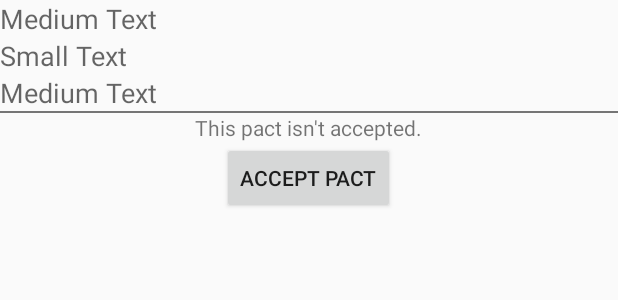
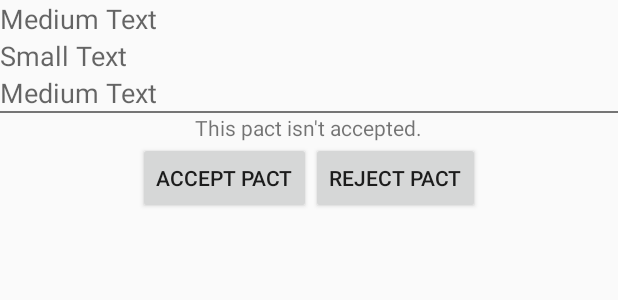
Before and after one commit to potray/Pacts, an Android app: the layout fragment_pact.xml on its own in the app's theme, with its tools: preview values and no code run, on a phone screen of 412 x 824 dp. Shown: the top 300 px of the screen. Run offline under Robolectric (Android 15) with nearby library versions, the phone set to English and light mode, and no system bars.

Commit message:
Added reject pact button.

```diff
--- a/app/src/main/res/layout/fragment_pact.xml
+++ b/app/src/main/res/layout/fragment_pact.xml
@@ -37,10 +37,10 @@
         <RelativeLayout
             android:layout_width="match_parent"
             android:layout_height="wrap_content"
+            android:id="@+id/pact_not_accepted_layout"
             android:layout_below="@+id/pact_date"
             android:layout_alignParentLeft="true"
-            android:layout_alignParentStart="true"
-            android:id="@+id/pact_not_accepted_layout">
+            android:layout_alignParentStart="true">
 
             <View
                 android:layout_width="fill_parent"
@@ -60,13 +60,28 @@
                 android:layout_below="@+id/separator"
                 android:layout_centerHorizontal="true" />
 
-            <Button
-                android:layout_width="wrap_content"
+            <LinearLayout
+                android:orientation="horizontal"
+                android:layout_width="match_parent"
                 android:layout_height="wrap_content"
-                android:text="@string/action_accept_pact"
-                android:id="@+id/accept_pact_button"
                 android:layout_below="@+id/unaccepted_pact_text"
-                android:layout_centerHorizontal="true" />
+                android:layout_alignParentLeft="true"
+                android:layout_alignParentStart="true"
+                android:gravity="center_horizontal">
+
+                <Button
+                    android:layout_width="wrap_content"
+                    android:layout_height="wrap_content"
+                    android:text="@string/action_accept_pact"
+                    android:id="@+id/accept_pact_button"/>
+
+                <Button
+                    android:layout_width="wrap_content"
+                    android:layout_height="wrap_content"
+                    android:text="@string/action_reject_pact"
+                    android:id="@+id/reject_pact_button" />
+            </LinearLayout>
+
         </RelativeLayout>
 
     </RelativeLayout>
--- a/app/src/main/res/values/strings.xml
+++ b/app/src/main/res/values/strings.xml
@@ -72,6 +72,7 @@
     <string name="pact_info_fulfill_date">Fulfilled on</string>
     <string name="pact_info_cancel_date">Canceled on</string>
     <string name="action_accept_pact">Accept pact</string>
+    <string name="action_reject_pact">Reject pact</string>
 
 
 </resources>
```
